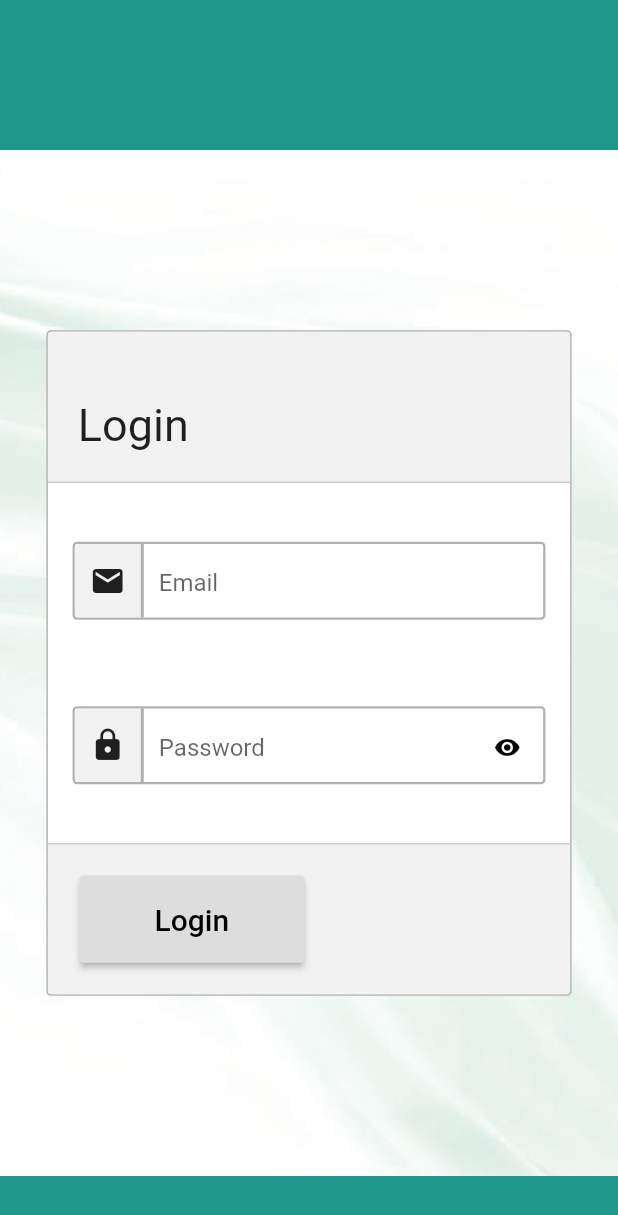
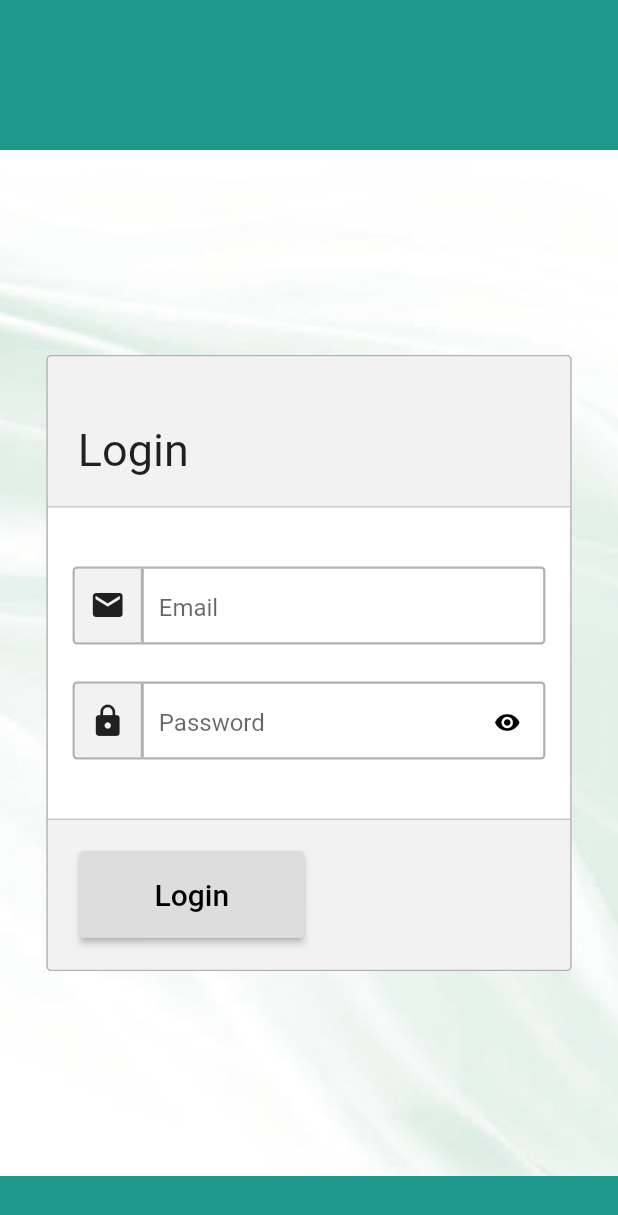
Before and after one commit to VladislavZubov99/flutter_project, a Flutter app: the screen it shows after launch, on a phone screen of 412 x 824 dp. Shown: the top 1215 px of the screen. Run offline on Flutter 3.47's test engine with Material 2 defaults, Android fonts, the phone set to English and light mode, and no system bars; our stand-ins replace bloc, bloc_concurrency, dio, flutter_bloc, flutter_secure_storage, google_fonts and 1 more.

Commit message:
small fixes

```diff
--- a/lib/core/api_client.dart
+++ b/lib/core/api_client.dart
@@ -7,8 +7,8 @@ import 'package:project/domain/data_providers/session_data_provider.dart';
 class ApiClient {
   final _sessionDataProvider = SessionDataProvider();
   final _dio = Dio();
-  // static const _host = 'https://8dd0-95-174-105-30.ngrok.io/api';
-  static const _host = 'http://localhost:8080/api';
+  static const _host = 'https://d9a5-95-174-105-30.ngrok.io/api';
+  // static const _host = 'http://localhost:8080/api';
 
   Future<String> makeAccessToken(
       {required String login, required String password}) async {
--- a/lib/ui/screens/home.dart
+++ b/lib/ui/screens/home.dart
@@ -67,7 +67,7 @@ class _HomeScreenState extends State<HomeScreen> {
                   height: size.height,
                   decoration: const BoxDecoration(
                       image: DecorationImage(
-                    image: AssetImage('background_wave.png'),
+                    image: AssetImage('assets/background_wave.png'),
                     fit: BoxFit.cover,
                   )),
                   child: SingleChildScrollView(
--- a/lib/ui/widgets/auth/login_widget.dart
+++ b/lib/ui/widgets/auth/login_widget.dart
@@ -154,7 +154,7 @@ class _LoginScreen extends State<_LoginWidget> {
                                 child: Column(
                                   children: [
                                     const _DecoratedEmailTextField(),
-                                    SizedBox(height: size.height * 0.07),
+                                    SizedBox(height: size.height * 0.03),
                                     _DecoratedPasswordTextField(),
                                   ],
                                 ),
```
Also changed, not shown: 1 other file.
